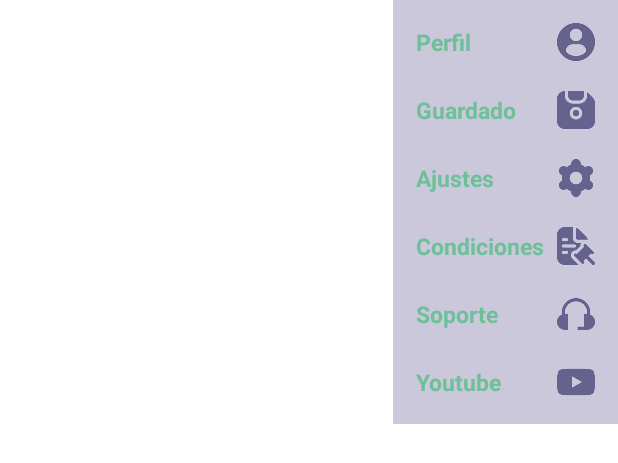
After one commit to EquipoSynapse/Mi-se-a, an Android app: the layout f2.xml on its own in the app's theme, with its tools: preview values and no code run, on a phone screen of 412 x 824 dp. The commit adds this screen. Shown: the top 463 px of the screen. Run offline under Robolectric (Android 15) with nearby library versions, the phone set to English and light mode, and no system bars.

```diff
--- /dev/null
+++ b/app/src/main/res/layout/f2.xml
@@ -0,0 +1,163 @@
+<?xml version="1.0" encoding="utf-8"?>
+<LinearLayout
+    xmlns:android="http://schemas.android.com/apk/res/android"
+    xmlns:app="http://schemas.android.com/apk/res-auto"
+    android:layout_width="150dp"
+    android:layout_height="wrap_content"
+    android:background="@color/Fondo3"
+    android:layout_gravity="right"
+    android:padding="5dp"
+    android:orientation="vertical">
+
+
+    <LinearLayout
+        android:id="@+id/ID1"
+        android:layout_width="match_parent"
+        android:layout_height="wrap_content"
+        android:orientation="horizontal"
+        android:padding="10dp">
+
+        <TextView
+            android:layout_width="match_parent"
+            android:layout_height="wrap_content"
+            android:text="Perfil"
+            android:layout_weight="1"
+            android:textColor="@color/Color1"
+            android:textSize="15dp"
+            android:textStyle="bold"
+            android:layout_gravity="center_vertical"/>
+
+        <ImageView
+            android:layout_width="25dp"
+            android:layout_height="25dp"
+            app:tint="@color/Fondo2"
+            android:src="@drawable/r22"/>
+
+    </LinearLayout>
+
+    <LinearLayout
+        android:id="@+id/ID2"
+        android:layout_width="match_parent"
+        android:layout_height="wrap_content"
+        android:orientation="horizontal"
+        android:padding="10dp">
+
+        <TextView
+            android:layout_width="match_parent"
+            android:layout_height="wrap_content"
+            android:text="Guardado"
+            android:layout_weight="1"
+            android:textColor="@color/Color1"
+            android:textSize="15dp"
+            android:textStyle="bold"
+            android:layout_gravity="center_vertical"/>
+
+        <ImageView
+            android:layout_width="25dp"
+            android:layout_height="25dp"
+            app:tint="@color/Fondo2"
+            android:src="@drawable/r23"/>
+
+    </LinearLayout>
+
+    <LinearLayout
+        android:id="@+id/ID3"
+        android:layout_width="match_parent"
+        android:layout_height="wrap_content"
+        android:orientation="horizontal"
+        android:padding="10dp">
+
+        <TextView
+            android:layout_width="match_parent"
+            android:layout_height="wrap_content"
+            android:text="Ajustes"
+            android:layout_weight="1"
+            android:textColor="@color/Color1"
+            android:textSize="15dp"
+            android:textStyle="bold"
+            android:layout_gravity="center_vertical"/>
+
+        <ImageView
+            android:layout_width="25dp"
+            android:layout_height="25dp"
+            app:tint="@color/Fondo2"
+            android:src="@drawable/r24"/>
+
+    </LinearLayout>
+
+    <LinearLayout
+        android:id="@+id/ID4"
+        android:layout_width="match_parent"
+        android:layout_height="wrap_content"
+        android:orientation="horizontal"
+        android:padding="10dp">
+
+        <TextView
+            android:layout_width="match_parent"
+            android:layout_height="wrap_content"
+            android:text="Condiciones"
+            android:layout_weight="1"
+            android:textColor="@color/Color1"
+            android:textSize="15dp"
+            android:textStyle="bold"
+            android:layout_gravity="center_vertical"/>
+
+        <ImageView
+            android:layout_width="25dp"
+            android:layout_height="25dp"
+            app:tint="@color/Fondo2"
+            android:src="@drawable/r25"/>
+
+    </LinearLayout>
+
+    <LinearLayout
+        android:id="@+id/ID5"
+        android:layout_width="match_parent"
+        android:layout_height="wrap_content"
+        android:orientation="horizontal"
+        android:padding="10dp">
+
+        <TextView
+            android:layout_width="match_parent"
+            android:layout_height="wrap_content"
+            android:text="Soporte"
+            android:layout_weight="1"
+            android:textColor="@color/Color1"
+            android:textSize="15dp"
+            android:textStyle="bold"
+            android:layout_gravity="center_vertical"/>
+
+        <ImageView
+            android:layout_width="25dp"
+            android:layout_height="25dp"
+            app:tint="@color/Fondo2"
+            android:src="@drawable/r26"/>
+
+    </LinearLayout>
+
+    <LinearLayout
+        android:id="@+id/ID6"
+        android:layout_width="match_parent"
+        android:layout_height="wrap_content"
+        android:orientation="horizontal"
+        android:padding="10dp">
+
+        <TextView
+            android:layout_width="match_parent"
+            android:layout_height="wrap_content"
+            android:text="Youtube"
+            android:layout_weight="1"
+            android:textColor="@color/Color1"
+            android:textSize="15dp"
+            android:textStyle="bold"
+            android:layout_gravity="center_vertical"/>
+
+        <ImageView
+            android:layout_width="25dp"
+            android:layout_height="25dp"
+            app:tint="@color/Fondo2"
+            android:src="@drawable/r27"/>
+
+    </LinearLayout>
+
+</LinearLayout>
--- a/app/src/main/res/layout/p1.xml
+++ b/app/src/main/res/layout/p1.xml
@@ -61,6 +61,7 @@
                 android:textStyle="bold"/>
 
             <ImageView
+                android:id="@+id/ID10"
                 android:layout_width="20dp"
                 android:layout_height="20dp"
                 android:src="@color/Color0"/>
@@ -109,6 +110,7 @@
                     android:orientation="vertical">
 
                     <ImageView
+                        android:id="@+id/ID11"
                         android:layout_width="30dp"
                         android:layout_height="30dp"
                         android:layout_gravity="right"
@@ -171,6 +173,7 @@
                     android:orientation="vertical">
 
                     <ImageView
+                        android:id="@+id/ID12"
                         android:layout_width="30dp"
                         android:layout_height="30dp"
                         android:layout_gravity="right"
@@ -234,6 +237,7 @@
                     android:orientation="vertical">
 
                     <ImageView
+                        android:id="@+id/ID13"
                         android:layout_width="30dp"
                         android:layout_height="30dp"
                         android:layout_gravity="right"
--- a/app/src/main/res/values/strings.xml
+++ b/app/src/main/res/values/strings.xml
@@ -14,6 +14,9 @@
     <string name="t9">Conectando ideas y fomentando la inclusión a través de este programa que más que un curso ofrese traducción en tiempo real</string>
     <string name="t10">Usuario clásico</string>
     <string name="t11">Usuario Premium</string>
+    <string name="t12">Diseñado para quienes buscan una experiencia sin complicaciones. Con una interfaz sencilla y amigable, este modo permite traducir fácilmente de voz a lenguaje de señas dactilológicas y viceversa. Perfecto para usuarios que valoran la simplicidad sin perder funcionalidad.</string>
+    <string name="t13">Ofrece una experiencia personalizable. Con una cuenta gratuita, puedes acceder a una tienda de paquetes de señas (algunos gratuitos y otros de pago), cambiar el color de la aplicación y contactar con el soporte. También podrás subir tus propios paquetes de señas, aunque con una comisión del 50% si decides venderlos. La interfaz es intuitiva y las señas son presentadas en 2D.</string>
+    <string name="t14">El nivel más avanzado de la aplicación. Incluye todas las características del Modo Perfil, pero con acceso adicional a señas en 3D y la posibilidad de subir tus paquetes de señas sin comisiones. Además, podrás utilizar la cámara para capturar señas en tiempo real y convertirlas automáticamente en voz, elevando la experiencia a otro nivel.</string>
 
     <string name="app_description">Una app para ayudarte traducir, convertir y comunicarte de lenguaje hablado a lenguaje de signos.
 
```
Also changed, not shown: app/src/main/java/com/synapse/dactilogo/M/P2.java (+8 -0 lines), app/src/main/java/com/synapse/dactilogo/M/P3.java (+121 -0 lines), app/src/main/java/com/synapse/dactilogo/M/P4.java (+125 -3 lines), app/src/main/java/com/synapse/dactilogo/P/P1.java (+90 -6 lines), app/src/main/res/layout/f3.xml (added, +42 -0 lines), app/src/main/res/drawable/r22.png (added), app/src/main/res/drawable/r23.png (added), app/src/main/res/drawable/r24.png (added), app/src/main/res/drawable/r25.png (added), app/src/main/res/drawable/r26.png (added), app/src/main/res/drawable/r27.png (added).
